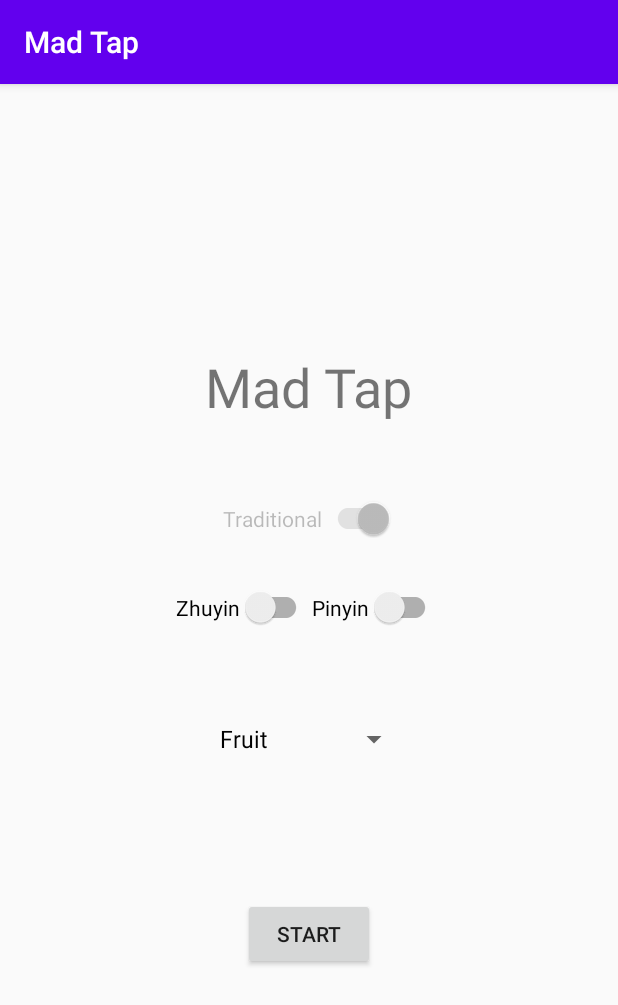
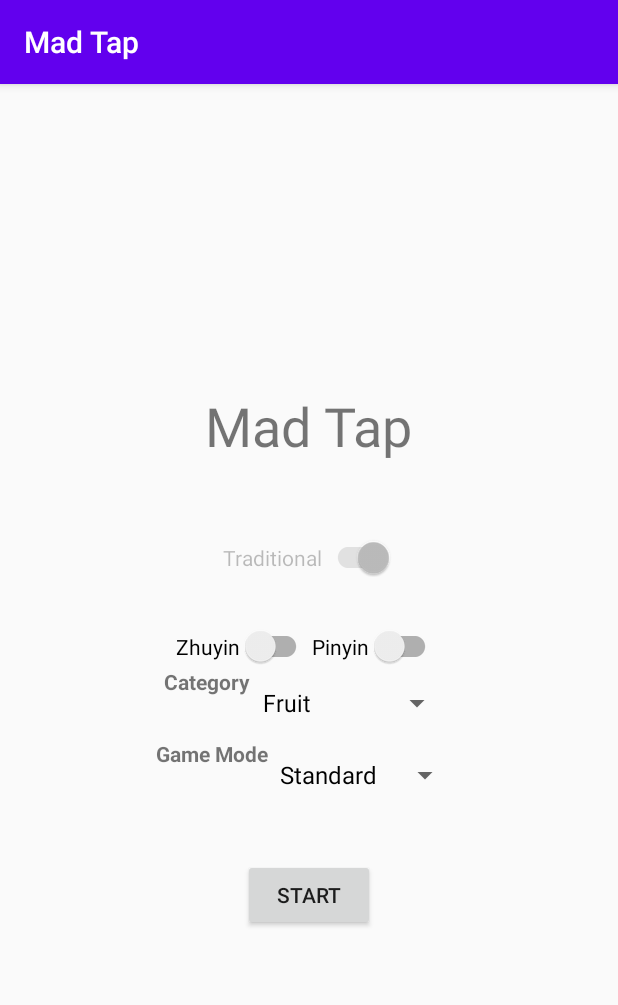
Before and after one commit to ariannaordona/Mad_Tap, an Android app: the MainMenu screen opened directly, with no data from a screen before it, on a phone screen of 412 x 824 dp. Shown: the top 1005 px of the screen. Run offline under Robolectric (Android 15) with nearby library versions, the phone set to English and light mode, and no system bars.

Commit message:
closes #14, closes #13, player can play in endless and practice mode

```diff
--- a/app/src/main/java/com/example/madtap/MainMenu.kt
+++ b/app/src/main/java/com/example/madtap/MainMenu.kt
@@ -17,10 +17,15 @@ class MainMenu : AppCompatActivity() {
         setContentView(R.layout.activity_main_menu)
 
         val categories = resources.getStringArray(R.array.category_array)
-        val spinner = findViewById<Spinner>(R.id.spinner_category)
-        val adapter = ArrayAdapter(this, android.R.layout.simple_spinner_dropdown_item, categories)
-        spinner.adapter = adapter
+        val spinnerCategory = findViewById<Spinner>(R.id.spinner_category)
+        val adapterCategory = ArrayAdapter(this, android.R.layout.simple_spinner_dropdown_item, categories)
+        spinnerCategory.adapter = adapterCategory
         //Spinner currently still has other categories that are not yet implemented (fruit is the only available category)
+
+        val modes = resources.getStringArray(R.array.mode_array)
+        val spinnerMode = findViewById<Spinner>(R.id.spinner_mode)
+        val adapterMode = ArrayAdapter(this, android.R.layout.simple_spinner_dropdown_item, modes)
+        spinnerMode.adapter = adapterMode
 
         b_start.setOnClickListener{
             Log.d(TAG, "Start Game Button Clicked")
@@ -30,6 +35,7 @@ class MainMenu : AppCompatActivity() {
             extras.putBoolean("ZHUYIN", s_zhuyin.isChecked)
             extras.putBoolean("PINYIN", s_pinyin.isChecked)
             extras.putString("CATEGORY", spinner_category.selectedItem.toString())
+            extras.putString("MODE", spinner_mode.selectedItem.toString())
             intent.putExtras(extras)
             startActivity(intent)
         }
--- a/app/src/main/res/layout/activity_main_menu.xml
+++ b/app/src/main/res/layout/activity_main_menu.xml
@@ -48,12 +48,43 @@
 
     </LinearLayout>
 
-    <Spinner
-        android:id="@+id/spinner_category"
-        android:layout_width="wrap_content"
+    <LinearLayout
+        android:layout_width="match_parent"
         android:layout_height="wrap_content"
-        android:paddingVertical="50dp"
-        android:layout_gravity="center" />
+        android:gravity="center_horizontal">
+
+        <TextView
+            android:layout_width="wrap_content"
+            android:layout_height="wrap_content"
+            android:text="@string/category"
+            android:textStyle="bold" />
+
+        <Spinner
+            android:id="@+id/spinner_category"
+            android:layout_width="wrap_content"
+            android:layout_height="wrap_content"
+            android:layout_gravity="center" />
+
+    </LinearLayout>
+
+    <LinearLayout
+        android:layout_width="match_parent"
+        android:layout_height="wrap_content"
+        android:gravity="center_horizontal">
+
+        <TextView
+            android:layout_width="wrap_content"
+            android:layout_height="wrap_content"
+            android:text="@string/game_mode"
+            android:textStyle="bold" />
+
+        <Spinner
+            android:id="@+id/spinner_mode"
+            android:layout_width="wrap_content"
+            android:layout_height="wrap_content"
+            android:layout_gravity="center" />
+
+    </LinearLayout>
 
     <Button
         android:id="@+id/b_start"
--- a/app/src/main/res/values/strings.xml
+++ b/app/src/main/res/values/strings.xml
@@ -13,6 +13,8 @@
     <string name="show_answers">Show Answers</string>
     <string name="practice_mode">Practice Mode</string>
     <string name="play_again">Play Again</string>
+    <string name="category">Category</string>
+    <string name="game_mode">Game Mode</string>
     <string-array name="category_array">
         <item>Fruit</item>
         <item>Numbers</item>
@@ -23,4 +25,9 @@
         <item>Colors</item>
         <item>Food</item>
     </string-array>
+    <string-array name="mode_array">
+        <item>Standard</item>
+        <item>Practice</item>
+        <item>Endless</item>
+    </string-array>
 </resources>
```
Also changed, not shown: app/src/main/java/com/example/madtap/MainActivity.kt (+78 -36 lines).
